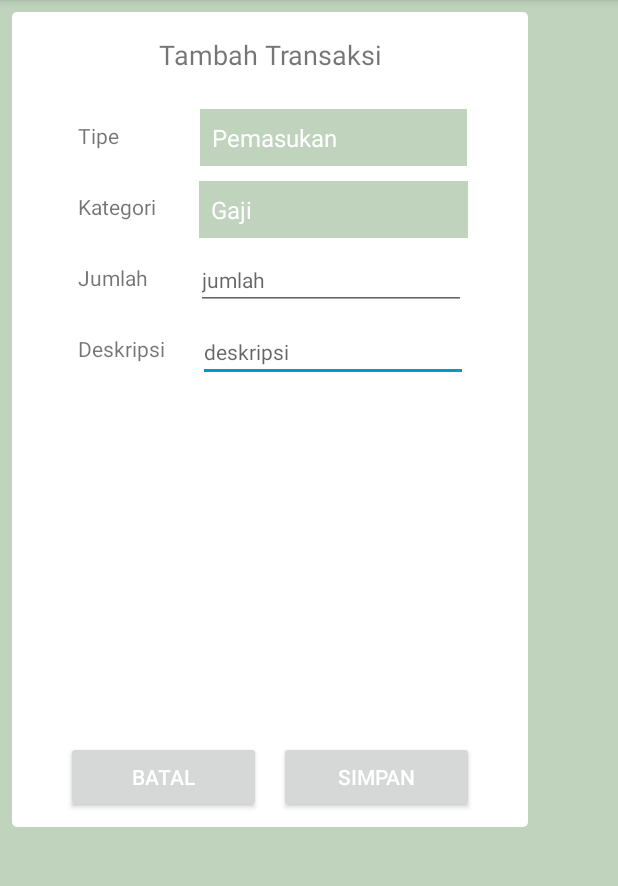
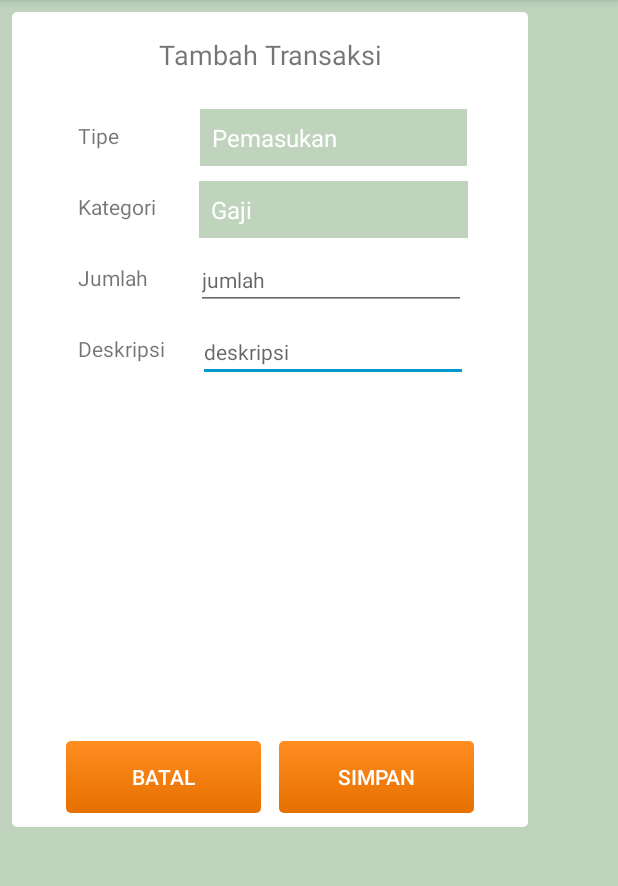
Before and after one commit to GusnaIkhsan/PELUANG, an Android app: the TambahTransaksi screen opened directly, with no data from a screen before it, on a phone screen of 412 x 824 dp, the part 84-970 px from its top. Run offline under Robolectric (Android 15) with nearby library versions, the phone set to English and light mode, and no system bars.

Commit message:
Changing button style

```diff
--- a/app/src/main/res/layout/activity_tambah_transaksi.xml
+++ b/app/src/main/res/layout/activity_tambah_transaksi.xml
@@ -99,6 +99,8 @@
             android:layout_marginTop="136dp"
             android:layout_marginBottom="9dp"
             android:text="Batal"
+            android:background="@drawable/custom_button"
+            style="?android:attr/borderlessButtonStyle"
             app:layout_constraintBottom_toBottomOf="parent"
             app:layout_constraintEnd_toStartOf="@+id/btn_simpan"
             app:layout_constraintHorizontal_bias="0.5"
@@ -114,6 +116,8 @@
             android:layout_marginEnd="24dp"
             android:layout_marginBottom="8dp"
             android:text="Simpan"
+            android:background="@drawable/custom_button"
+            style="?android:attr/borderlessButtonStyle"
             app:layout_constraintBottom_toBottomOf="parent"
             app:layout_constraintEnd_toEndOf="parent"
             app:layout_constraintHorizontal_bias="0.5"
--- a/app/src/main/res/layout/fragment_dashboard.xml
+++ b/app/src/main/res/layout/fragment_dashboard.xml
@@ -64,8 +64,9 @@
             android:layout_marginStart="8dp"
             android:layout_marginTop="4dp"
             android:layout_marginEnd="8dp"
-            android:background="#ff8d20"
             android:text="Tambah"
+            android:background="@drawable/custom_button"
+            style="?android:attr/borderlessButtonStyle"
             app:layout_constraintBottom_toBottomOf="parent"
             app:layout_constraintEnd_toEndOf="parent"
             app:layout_constraintStart_toStartOf="parent"
--- a/app/src/main/res/layout/fragment_week.xml
+++ b/app/src/main/res/layout/fragment_week.xml
@@ -13,11 +13,11 @@
         android:layout_marginStart="8dp"
         android:layout_marginEnd="8dp"
         android:layout_marginBottom="8dp"
-        android:background="@drawable/custom_button"
         android:text="Minggu ke 48"
         android:textAllCaps="false"
         android:textSize="14sp"
         android:textStyle="bold"
+        android:background="@drawable/custom_button"
         style="?android:attr/borderlessButtonStyle"
         app:layout_constraintBottom_toBottomOf="parent"
         app:layout_constraintEnd_toStartOf="@+id/buttonNext"
```
